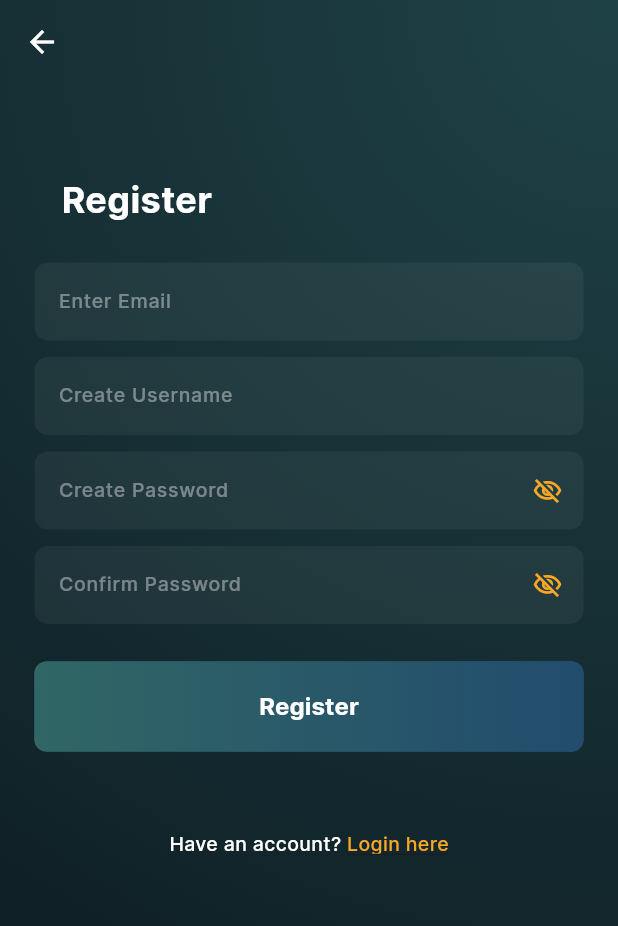
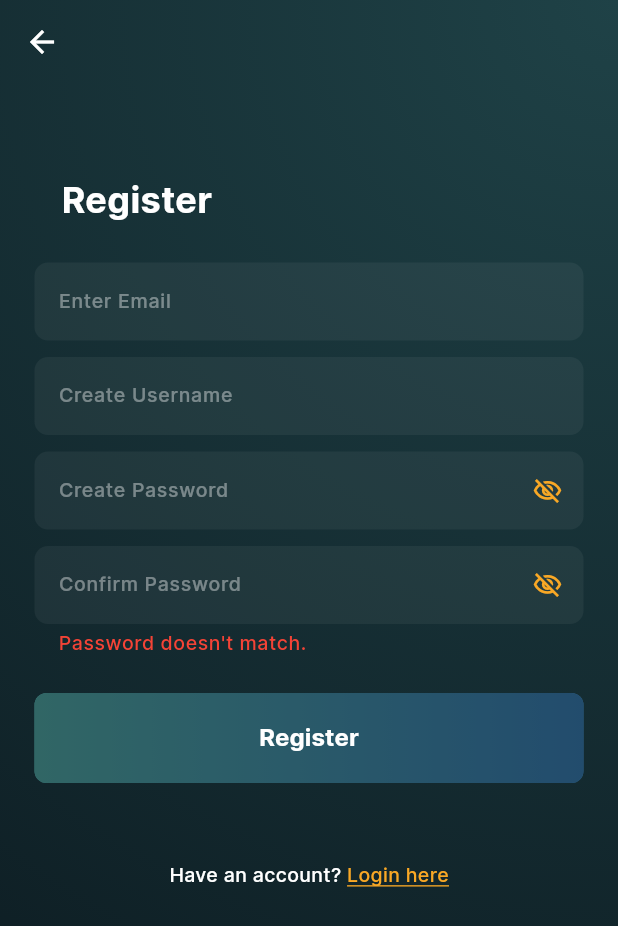
Before and after one commit to mrhabibie/youapp_test, a Flutter app: the RegisterPage screen opened directly, on a phone screen of 412 x 824 dp. Shown: the top 926 px of the screen. Run offline on Flutter 3.47's test engine with Material 2 defaults, Android fonts, the phone set to English and light mode, and no system bars; our stand-ins replace bloc, cloud_firestore, equatable, firebase_core, flutter_bloc, fluttertoast and 1 more; accounts and stored records are empty.

Commit message:
create register page & implement bloc

```diff
--- /dev/null
+++ b/lib/app/page/register/bloc/register_bloc.dart
@@ -0,0 +1,90 @@
+import 'package:bloc/bloc.dart';
+import 'package:equatable/equatable.dart';
+import 'package:meta/meta.dart';
+import 'package:youapp_test/data/repositories/authentication_repository.dart';
+
+part 'register_event.dart';
+
+part 'register_state.dart';
+
+class RegisterBloc extends Bloc<RegisterEvent, RegisterState> {
+  final AuthenticationRepository _authenticationRepository;
+
+  RegisterBloc({required AuthenticationRepository authenticationRepository})
+      : _authenticationRepository = authenticationRepository,
+        super(const RegisterState(
+          email: '',
+          username: '',
+          password: '',
+          confirmPassword: '',
+        )) {
+    on<RegisterEmailChanged>(_onEmailChanged);
+    on<RegisterUsernameChanged>(_onUsernameChanged);
+    on<RegisterPasswordChanged>(_onPasswordChanged);
+    on<RegisterConfirmPasswordChanged>(_onConfirmPasswordChanged);
+    on<RegisterSubmited>(_onSubmitted);
+  }
+
+  void _onEmailChanged(
+      RegisterEmailChanged event, Emitter<RegisterState> emit) {
+    final email = event.email;
+    emit(state.copyWith(
+      email: email,
+      isValidEmail: email.isNotEmpty &&
+          RegExp(r"^[a-zA-Z0-9.a-zA-Z0-9.!#$%&'*+-/=?^_`{|}~]+@[a-zA-Z0-9]+\.[a-zA-Z]+")
+              .hasMatch(email),
+    ));
+  }
+
+  void _onUsernameChanged(
+      RegisterUsernameChanged event, Emitter<RegisterState> emit) {
+    final username = event.username;
+    emit(state.copyWith(
+      username: username,
+      isValidUsername: username.isNotEmpty && username.length >= 3,
+    ));
+  }
+
+  void _onPasswordChanged(
+      RegisterPasswordChanged event, Emitter<RegisterState> emit) {
+    final password = event.password;
+
+    emit(state.copyWith(
+      password: password,
+      isValidPassword: password.isNotEmpty &&
+          state.confirmPassword.isNotEmpty &&
+          (state.confirmPassword.compareTo(password) == 0),
+    ));
+  }
+
+  void _onConfirmPasswordChanged(
+      RegisterConfirmPasswordChanged event, Emitter<RegisterState> emit) {
+    final confirmPassword = event.confirmPassword;
+
+    emit(state.copyWith(
+      confirmPassword: confirmPassword,
+      isValidPassword: state.password.isNotEmpty &&
+          confirmPassword.isNotEmpty &&
+          (confirmPassword.compareTo(state.password) == 0),
+    ));
+  }
+
+  Future<void> _onSubmitted(
+      RegisterSubmited event, Emitter<RegisterState> emit) async {
+    if (state.isValidEmail && state.isValidUsername && state.isValidPassword) {
+      try {
+        bool isSuccess = await _authenticationRepository.register(
+          email: state.email,
+          username: state.username,
+          password: state.password,
+        );
+
+        emit(state.copyWith(
+          status: isSuccess ? RegisterStatus.success : RegisterStatus.failure,
+        ));
+      } catch (_) {
+        emit(state.copyWith(status: RegisterStatus.failure));
+      }
+    }
+  }
+}
--- /dev/null
+++ b/lib/app/page/register/bloc/register_event.dart
@@ -0,0 +1,49 @@
+part of 'register_bloc.dart';
+
+@immutable
+abstract class RegisterEvent extends Equatable {
+  const RegisterEvent();
+
+  @override
+  List<Object> get props => [];
+}
+
+final class RegisterEmailChanged extends RegisterEvent {
+  final String email;
+
+  const RegisterEmailChanged(this.email);
+
+  @override
+  List<Object> get props => [email];
+}
+
+final class RegisterUsernameChanged extends RegisterEvent {
+  final String username;
+
+  const RegisterUsernameChanged(this.username);
+
+  @override
+  List<Object> get props => [username];
+}
+
+final class RegisterPasswordChanged extends RegisterEvent {
+  final String password;
+
+  const RegisterPasswordChanged(this.password);
+
+  @override
+  List<Object> get props => [password];
+}
+
+final class RegisterConfirmPasswordChanged extends RegisterEvent {
+  final String confirmPassword;
+
+  const RegisterConfirmPasswordChanged(this.confirmPassword);
+
+  @override
+  List<Object> get props => [confirmPassword];
+}
+
+final class RegisterSubmited extends RegisterEvent {
+  const RegisterSubmited();
+}
--- /dev/null
+++ b/lib/app/page/register/bloc/register_state.dart
@@ -0,0 +1,58 @@
+part of 'register_bloc.dart';
+
+enum RegisterStatus { unknown, failure, success }
+
+class RegisterState extends Equatable {
+  final String email;
+  final bool isValidEmail;
+  final String username;
+  final bool isValidUsername;
+  final String password;
+  final String confirmPassword;
+  final bool isValidPassword;
+  final RegisterStatus status;
+
+  const RegisterState({
+    required this.email,
+    this.isValidEmail = false,
+    required this.username,
+    this.isValidUsername = false,
+    required this.password,
+    required this.confirmPassword,
+    this.isValidPassword = false,
+    this.status = RegisterStatus.unknown,
+  });
+
+  RegisterState copyWith({
+    String? email,
+    bool? isValidEmail,
+    String? username,
+    bool? isValidUsername,
+    String? password,
+    String? confirmPassword,
+    bool? isValidPassword,
+    RegisterStatus? status,
+  }) =>
+      RegisterState(
+        email: email ?? this.email,
+        isValidEmail: isValidEmail ?? this.isValidEmail,
+        username: username ?? this.username,
+        isValidUsername: isValidUsername ?? this.isValidUsername,
+        password: password ?? this.password,
+        confirmPassword: confirmPassword ?? this.confirmPassword,
+        isValidPassword: isValidPassword ?? this.isValidPassword,
+        status: status ?? this.status,
+      );
+
+  @override
+  List<Object?> get props => [
+        email,
+        isValidEmail,
+        username,
+        isValidUsername,
+        password,
+        confirmPassword,
+        isValidPassword,
+        status,
+      ];
+}
--- a/lib/app/page/register/view.dart
+++ b/lib/app/page/register/view.dart
@@ -1,10 +1,14 @@
 import 'package:flutter/gestures.dart';
 import 'package:flutter/material.dart';
+import 'package:flutter_bloc/flutter_bloc.dart';
+import 'package:fluttertoast/fluttertoast.dart';
 import 'package:get/get.dart';
+import 'package:youapp_test/app/page/register/bloc/register_bloc.dart';
 import 'package:youapp_test/app/utils/constants.dart';
 import 'package:youapp_test/app/widgets/bg_widget/view.dart';
 import 'package:youapp_test/app/widgets/default_btn_widget/view.dart';
 import 'package:youapp_test/app/widgets/input_widget/view.dart';
+import 'package:youapp_test/data/repositories/authentication_repository.dart';
 
 class RegisterPage extends StatelessWidget {
   const RegisterPage({Key? key}) : super(key: key);
@@ -20,12 +24,30 @@ class RegisterPage extends StatelessWidget {
             backgroundColor: Colors.transparent,
             foregroundColor: Colors.white,
           ),
-          body: SingleChildScrollView(
+          body: BlocProvider(
+            create: (context) => RegisterBloc(
+              authenticationRepository:
+                  RepositoryProvider.of<AuthenticationRepository>(context),
+            ),
+            child: BlocListener<RegisterBloc, RegisterState>(
+              listener: (context, state) {
+                if (state.status == RegisterStatus.success) {
+                  Fluttertoast.cancel();
+                  Fluttertoast.showToast(
+                      msg: 'Register success, you can login now.');
+                } else if (state.status == RegisterStatus.failure) {
+                  Fluttertoast.cancel();
+                  Fluttertoast.showToast(
+                      msg: 'Register failed, please try again.');
+                }
+              },
+              child: SingleChildScrollView(
                 child: Column(
                   crossAxisAlignment: CrossAxisAlignment.start,
                   children: <Widget>[
                     Container(
-                  margin: const EdgeInsets.only(top: 60, left: 41, bottom: 25),
+                      margin:
+                          const EdgeInsets.only(top: 60, left: 41, bottom: 25),
                       child: Text(
                         'Register',
                         style: myTextStyle(
@@ -39,42 +61,87 @@ class RegisterPage extends StatelessWidget {
                       children: <Widget>[
                         Container(
                           margin: const EdgeInsets.symmetric(horizontal: 23),
-                      child: const InputWidget(
+                          child: BlocBuilder<RegisterBloc, RegisterState>(
+                            buildWhen: (previous, current) =>
+                                previous.email != current.email,
+                            builder: (context, state) => InputWidget(
                               hintText: 'Enter Email',
                               keyboardType: TextInputType.emailAddress,
+                              onChanged: (value) => context
+                                  .read<RegisterBloc>()
+                                  .add(RegisterEmailChanged(value)),
+                            ),
                           ),
                         ),
                         Container(
                           margin: const EdgeInsets.symmetric(
                               horizontal: 23, vertical: 11),
-                      child: const InputWidget(hintText: 'Create Username'),
+                          child: BlocBuilder<RegisterBloc, RegisterState>(
+                            buildWhen: (previous, current) =>
+                                previous.username != current.username,
+                            builder: (context, state) => InputWidget(
+                              hintText: 'Create Username',
+                              onChanged: (value) => context
+                                  .read<RegisterBloc>()
+                                  .add(RegisterUsernameChanged(value)),
+                            ),
+                          ),
                         ),
                         Container(
                           margin: const EdgeInsets.symmetric(horizontal: 23),
-                      child: const InputWidget(
+                          child: BlocBuilder<RegisterBloc, RegisterState>(
+                            buildWhen: (previous, current) =>
+                                previous.password != current.password,
+                            builder: (context, state) => InputWidget(
                               hintText: 'Create Password',
                               obscureText: true,
+                              onChanged: (value) => context
+                                  .read<RegisterBloc>()
+                                  .add(RegisterPasswordChanged(value)),
+                            ),
                           ),
                         ),
                         Container(
-                      margin:
-                          const EdgeInsets.only(left: 23, top: 11, right: 23),
-                      child: const InputWidget(
+                          margin: const EdgeInsets.only(
+                              left: 23, top: 11, right: 23),
+                          child: BlocBuilder<RegisterBloc, RegisterState>(
+                            buildWhen: (previous, current) =>
+                                previous.confirmPassword !=
+                                current.confirmPassword,
+                            builder: (context, state) => InputWidget(
                               hintText: 'Confirm Password',
                               obscureText: true,
                               textInputAction: TextInputAction.done,
+                              onChanged: (value) => context
+                                  .read<RegisterBloc>()
+                                  .add(RegisterConfirmPasswordChanged(value)),
+                              errorText: !state.isValidPassword
+                                  ? "Password doesn't match."
+                                  : null,
+                            ),
                           ),
                         ),
                         Container(
-                      margin:
-                          const EdgeInsets.only(left: 23, top: 25, right: 23),
-                      child: const DefaultButtonWidget(label: 'Register'),
+                          margin: const EdgeInsets.only(
+                              left: 23, top: 25, right: 23),
+                          child: BlocBuilder<RegisterBloc, RegisterState>(
+                            builder: (context, state) => DefaultButtonWidget(
+                              label: 'Register',
+                              onPressed: state.isValidEmail &&
+                                      state.isValidUsername &&
+                                      state.isValidPassword
+                                  ? () => context
+                                      .read<RegisterBloc>()
+                                      .add(const RegisterSubmited())
+                                  : null,
+                            ),
+                          ),
                         ),
                         Container(
                           margin: const EdgeInsets.only(top: 52),
                           child: Text.rich(
                             TextSpan(
-                          children: [
+                              children: <TextSpan>[
                                 TextSpan(
                                   text: 'Have an account? ',
                                   style: myTextStyle(),
@@ -86,6 +153,7 @@ class RegisterPage extends StatelessWidget {
                                   style: myTextStyle(
                                     color: Colors.yellow[800],
                                     decoration: TextDecoration.underline,
+                                    decorationColor: Colors.yellow[800],
                                   ),
                                 ),
                               ],
@@ -98,6 +166,8 @@ class RegisterPage extends StatelessWidget {
                 ),
               ),
             ),
+          ),
+        ),
       ],
     );
   }
--- a/lib/data/repositories/authentication_repository.dart
+++ b/lib/data/repositories/authentication_repository.dart
@@ -1,6 +1,7 @@
 import 'dart:async';
 
 import 'package:cloud_firestore/cloud_firestore.dart';
+import 'package:youapp_test/domain/entities/user.dart';
 
 enum AuthenticationStatus { unknown, authenticated, unauthenticated }
 
@@ -37,11 +38,32 @@ class AuthenticationRepository {
     }
 
     return false;
+  }
 
-    /*await Future.delayed(
-      const Duration(milliseconds: 300),
-      () => _controller.add(AuthenticationStatus.authenticated),
-    );*/
+  Future<bool> register({
+    required String email,
+    required String username,
+    required String password,
+  }) async {
+    try {
+      bool isSuccess = false;
+
+      final userData =
+          User(email: email, username: username, password: password);
+      isSuccess =
+          await _db.collection("users").add(userData.toJson()).then((value) {
+        return true;
+      }, onError: (e) {
+        print('==> register error: ${e.toString()}');
+
+        return false;
+      });
+
+      return isSuccess;
+    } catch (e) {
+      print('==> register error (e): ${e.toString()}');
+      return false;
+    }
   }
 
   void logOut() {
--- a/lib/domain/entities/user.dart
+++ b/lib/domain/entities/user.dart
@@ -38,6 +38,32 @@ class User extends Equatable {
   // Convenience getter to determine whether the current User is not empty.
   bool get isNotEmpty => this != User.empty;
 
+  factory User.fromJson(Map<String, dynamic> json) => User(
+        email: json["email"] ?? "unknown@mail.com",
+        username: json["username"] ?? "unknown",
+        password: json["password"] ?? "unknown",
+        name: json["name"] ?? "unknown",
+        gender: json["gender"] ?? "unknown",
+        birthday: DateTime.tryParse(json["birthday"]) ?? DateTime(1945, 08, 17),
+        horoscope: json["horoscope"] ?? "unknown",
+        zodiac: json["zodiac"] ?? "unknown",
+        height: json["height"] ?? 0,
+        weight: json["weight"] ?? 0,
+      );
+
+  Map<String, dynamic> toJson() => {
+        "email": email,
+        "username": username,
+        "password": password,
+        "name": name,
+        "gender": gender,
+        "birthday": birthday?.toIso8601String(),
+        "horoscope": horoscope,
+        "zodiac": zodiac,
+        "height": height ?? 0,
+        "weight": weight ?? 0,
+      };
+
   @override
   List<Object?> get props => [
         email,
```
Lines whose indentation alone changed are shown as unchanged.
